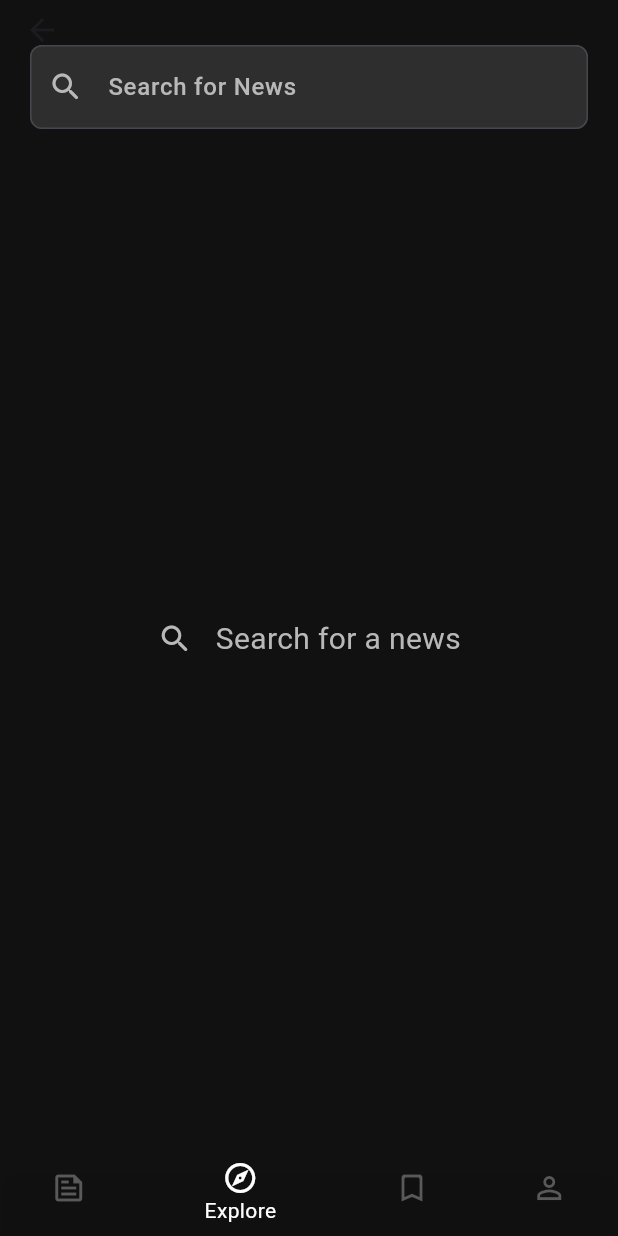
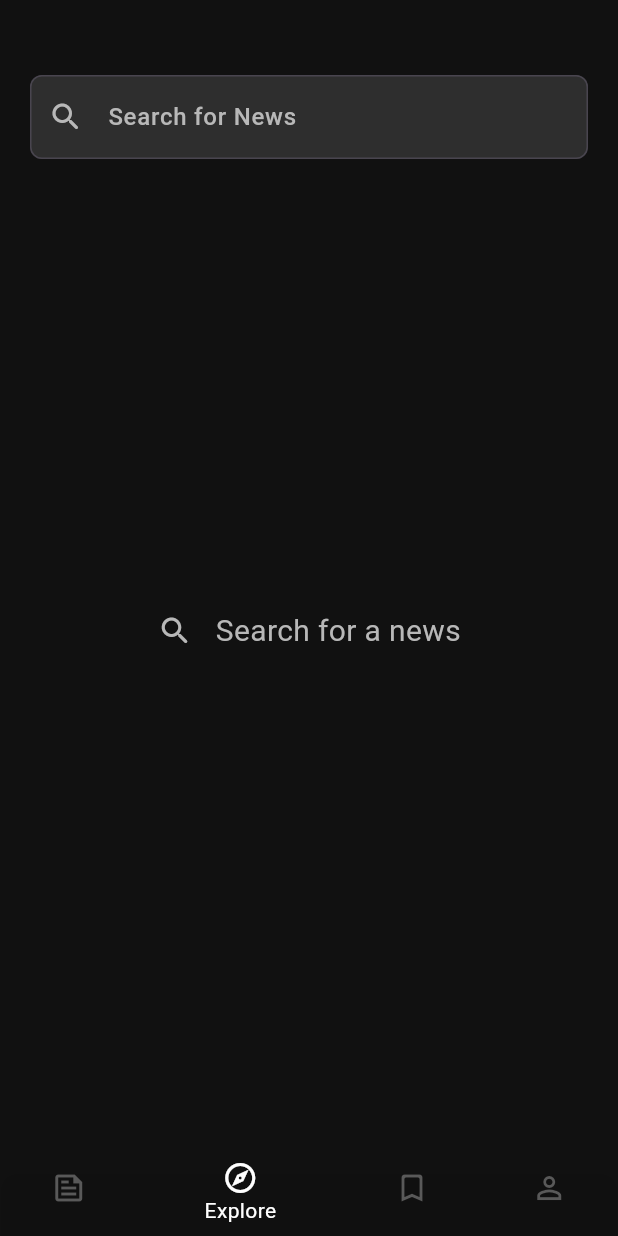
Before and after one commit to Flutter-gg-1/Project-5, a Flutter app: the HomeScreen screen opened directly, item 2 of the bottom bar chosen, on a phone screen of 412 x 824 dp. Run offline on Flutter 3.47's test engine with Material 3 defaults, Android fonts, the phone set to English and light mode, and no system bars; our stand-ins replace icons_plus, image_picker.

```diff
--- a/lib/screens/bottom_navigation_bar_screens/explore_screen.dart
+++ b/lib/screens/bottom_navigation_bar_screens/explore_screen.dart
@@ -7,27 +7,28 @@ class ExploreScreen extends StatelessWidget {
 
   @override
   Widget build(BuildContext context) {
-    return Scaffold(
-      backgroundColor: const Color(0xff111111),
-      appBar: AppBar(
-        backgroundColor: Colors.transparent,
-        bottom:const PreferredSize(preferredSize: Size.fromHeight(30), child: Padding(
-          padding: EdgeInsets.only(left: 20, right: 20),
+    return const Scaffold(
+      backgroundColor: Color(0xff111111),
+      body: SafeArea(
+        child: Column(
+          children: [
+            Padding(
+              padding: EdgeInsets.only(left: 20, right: 20, top: 50),
               child: CustomTextFormField(hintmsg: "Search for News", prefixIcon: Icon(Icons.search_rounded, color: Color(0xffB8B8B8),),),
-        )) ,
             ),
-      body: const Column(
-        mainAxisAlignment: MainAxisAlignment.center,
-        children: [
-          Row(
+            Padding(
+              padding: EdgeInsets.only(top: 300),
+              child: Row(
                 mainAxisAlignment: MainAxisAlignment.center,
                 children: [
                   Icon(Icons.search_rounded, color: Color(0xffB8B8B8),),
                   SizedBox(width: 15,),
                   CustomText(text: "Search for a news", color: Color(0xffB8B8B8), size: 20)
                 ],
+              ),
             )
           ],
+        ),
       ),
     );
   }
--- a/lib/screens/home_screen.dart
+++ b/lib/screens/home_screen.dart
@@ -2,6 +2,7 @@ import 'package:flutter/material.dart';
 
 import 'bottom_navigation_bar_screens/explore_screen.dart';
 import 'bottom_navigation_bar_screens/feed_screen.dart';
+import 'bottom_navigation_bar_screens/saved_screen.dart';
 
 class HomeScreen extends StatefulWidget {
   const HomeScreen({super.key});
@@ -14,7 +15,7 @@ class _HomeScreenState extends State<HomeScreen> {
   List screens = [
     const FeedScreen(),
     const ExploreScreen(),
-    const Text("data3",  style: TextStyle(color: Color(0xffffffff))),
+    const SavedScreen(),
     const Text("data4",  style: TextStyle(color: Color(0xffffffff))),
   ];
   int currentIndex = 0;
```
Also changed, not shown: lib/screens/bottom_navigation_bar_screens/saved_screen.dart (added, +35 -0 lines). Lines whose indentation alone changed are shown as unchanged.
